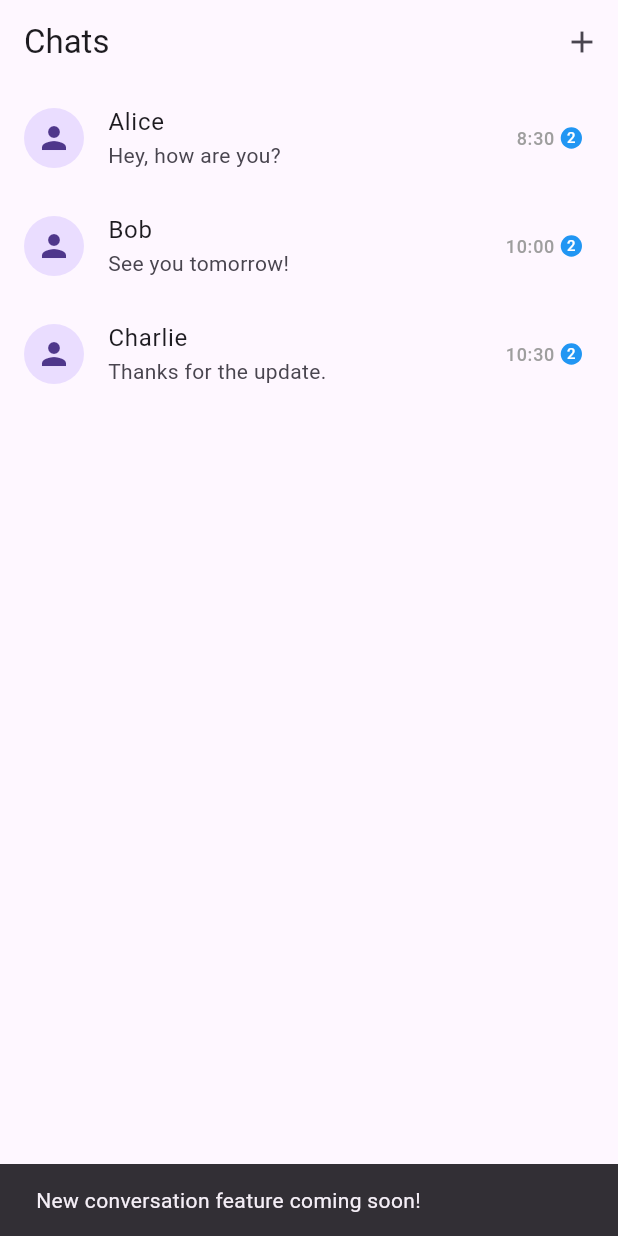
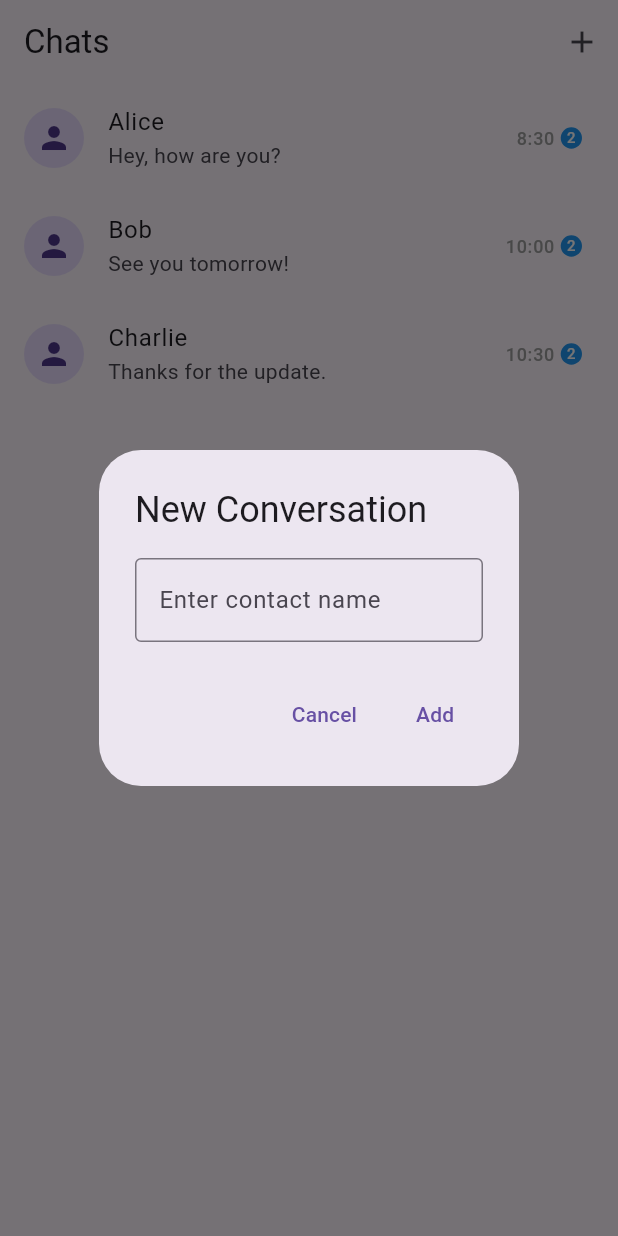
Before and after one commit to Nisrine-C/chat-app-flutter, a Flutter app: the screen it shows after launch, after a tap on the "add" icon, on a phone screen of 412 x 824 dp. Run offline on Flutter 3.47's test engine with Material 3 defaults, Android fonts, the phone set to English and light mode, and no system bars; our stand-ins replace equatable, flutter_bloc.

Commit message:
Added Add new Conversation feature

```diff
--- a/lib/blocs/conversation_bloc.dart
+++ b/lib/blocs/conversation_bloc.dart
@@ -35,6 +35,13 @@ class ReceiveMessage extends ConversationEvent {
   List<Object> get props => [conversationId, content];
 }
 
+class NewConversation extends ConversationEvent {
+  final String contactName;
+  const NewConversation(this.contactName);
+  @override
+  List<Object> get props => [contactName];
+}
+
 abstract class ConversationState extends Equatable {
   const ConversationState();
   @override
@@ -67,11 +74,12 @@ class ConversationError extends ConversationState {
 class ConversationBloc extends Bloc<ConversationEvent, ConversationState> {
   final MockChatRepository repository;
 
-  ConversationBloc(this.repository) : super( ConversationLoading()) {
+  ConversationBloc(this.repository) : super(ConversationLoading()) {
     on<LoadConversations>(_onLoadConversations);
     on<LoadMessages>(_onLoadMessages);
     on<SendMessage>(_onSendMessage);
     on<ReceiveMessage>(_onReceiveMessage);
+    on<NewConversation>(_onNewConversation); // Add handler for new event
   }
 
   Future<void> _onLoadConversations(
@@ -133,4 +141,23 @@ class ConversationBloc extends Bloc<ConversationEvent, ConversationState> {
       emit(ConversationError(e.toString()));
     }
   }
+
+  Future<void> _onNewConversation(
+      NewConversation event,
+      Emitter<ConversationState> emit,
+      ) async {
+    try {
+      final currentState = state;
+      final newConversation = await repository.addConversation(event.contactName);
+      if (currentState is ConversationListLoaded) {
+        final updatedConversations = List<Conversation>.from(currentState.conversations)
+          ..add(newConversation);
+        emit(ConversationListLoaded(updatedConversations));
+      } else {
+        emit(ConversationListLoaded([newConversation]));
+      }
+    } catch (e) {
+      emit(ConversationError(e.toString()));
+    }
+  }
 }
--- a/lib/screens/conversation_list_screen.dart
+++ b/lib/screens/conversation_list_screen.dart
@@ -5,6 +5,47 @@ import 'detail_screen.dart';
 
 class ConversationListScreen extends StatelessWidget {
   const ConversationListScreen({super.key});
+
+  void _showAddConversationDialog(BuildContext context) {
+    final TextEditingController controller = TextEditingController();
+    showDialog(
+      context: context,
+      builder: (context) {
+        return AlertDialog(
+          title: const Text('New Conversation'),
+          content: TextField(
+            controller: controller,
+            decoration: const InputDecoration(
+              hintText: 'Enter contact name',
+              border: OutlineInputBorder(),
+            ),
+          ),
+          actions: [
+            TextButton(
+              onPressed: () {
+                Navigator.pop(context);
+              },
+              child: const Text('Cancel'),
+            ),
+            TextButton(
+              onPressed: () {
+                if (controller.text.isNotEmpty) {
+                  // Dispatch the NewConversation event to the ConversationBloc
+                  context.read<ConversationBloc>().add(NewConversation(controller.text));
+                  Navigator.pop(context);
+                } else {
+                  ScaffoldMessenger.of(context).showSnackBar(
+                    const SnackBar(content: Text('Contact name cannot be empty')),
+                  );
+                }
+              },
+              child: const Text('Add'),
+            ),
+          ],
+        );
+      },
+    );
+  }
 
   @override
   Widget build(BuildContext context) {
@@ -15,9 +56,7 @@ class ConversationListScreen extends StatelessWidget {
           IconButton(
             icon: const Icon(Icons.add),
             onPressed: () {
-              ScaffoldMessenger.of(context).showSnackBar(
-                const SnackBar(content: Text('New conversation feature coming soon!')),
-              );
+              _showAddConversationDialog(context);
             },
           ),
         ],
```
Also changed, not shown: lib/repositories/mock_chat_repository.dart (+12 -0 lines).
